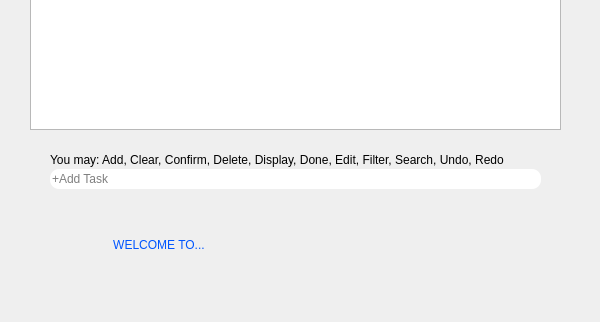
Above: TimeWiseGUI/timewisegui.ui from terencelimzhengwei/cs2103jan2014-t17-3c before the change; both pictures show x 0 to 600 and y 391 to 713 of the 600 by 713 pixel window. Below: the same form after it.
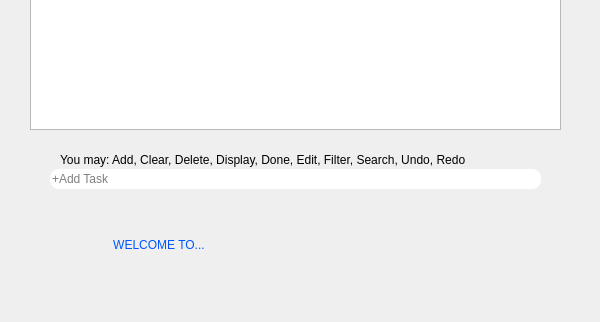
That is the form after the change. Icons and pictures are not drawn.

Commit message: [V0.4] Enable Exit and Help commands in UI.

```diff
--- a/TimeWiseGUI/timewisegui.ui
+++ b/TimeWiseGUI/timewisegui.ui
@@ -289,7 +289,7 @@
    <widget class="QLabel" name="label_help">
     <property name="geometry">
      <rect>
-      <x>50</x>
+      <x>60</x>
       <y>541</y>
       <width>491</width>
       <height>20</height>
@@ -299,7 +299,7 @@
      <string notr="true">font: 75 10.5pt &quot;New Cicle&quot;;</string>
     </property>
     <property name="text">
-     <string>You may: Add, Clear, Confirm, Delete, Display, Done, Edit, Filter, Search, Undo, Redo</string>
+     <string>You may: Add, Clear, Delete, Display, Done, Edit, Filter, Search, Undo, Redo</string>
     </property>
     <property name="wordWrap">
      <bool>true</bool>
```
Left out of the diff: 2 changed lines with no effect on the pictures. The commit also changes 5 other files.
